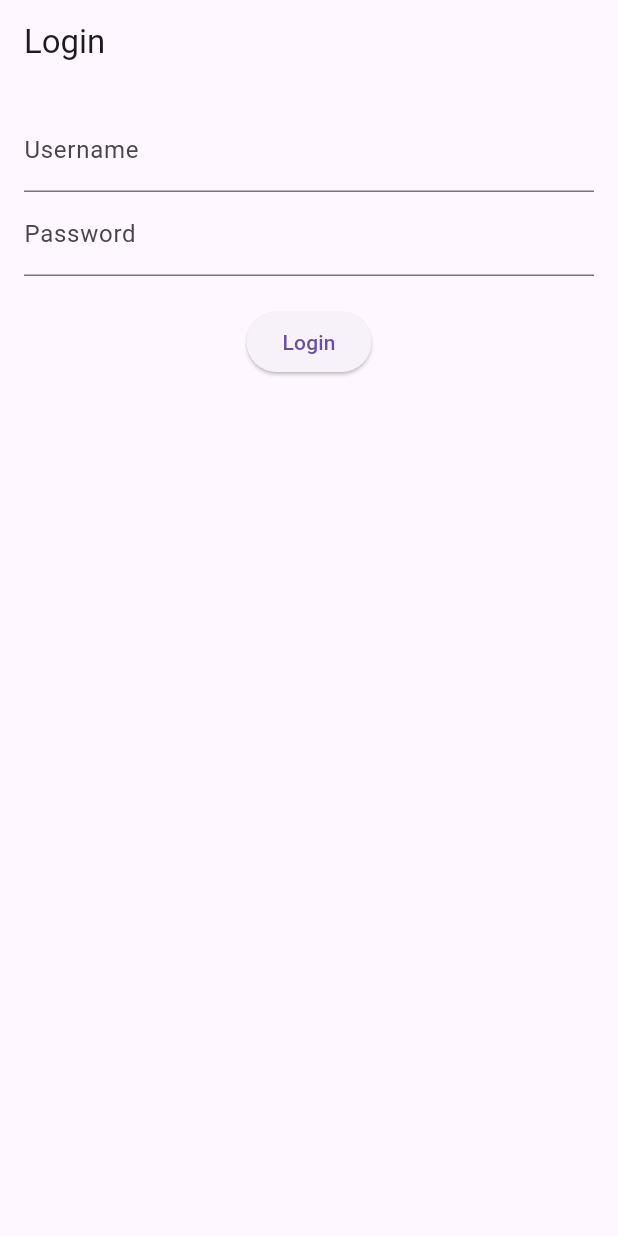
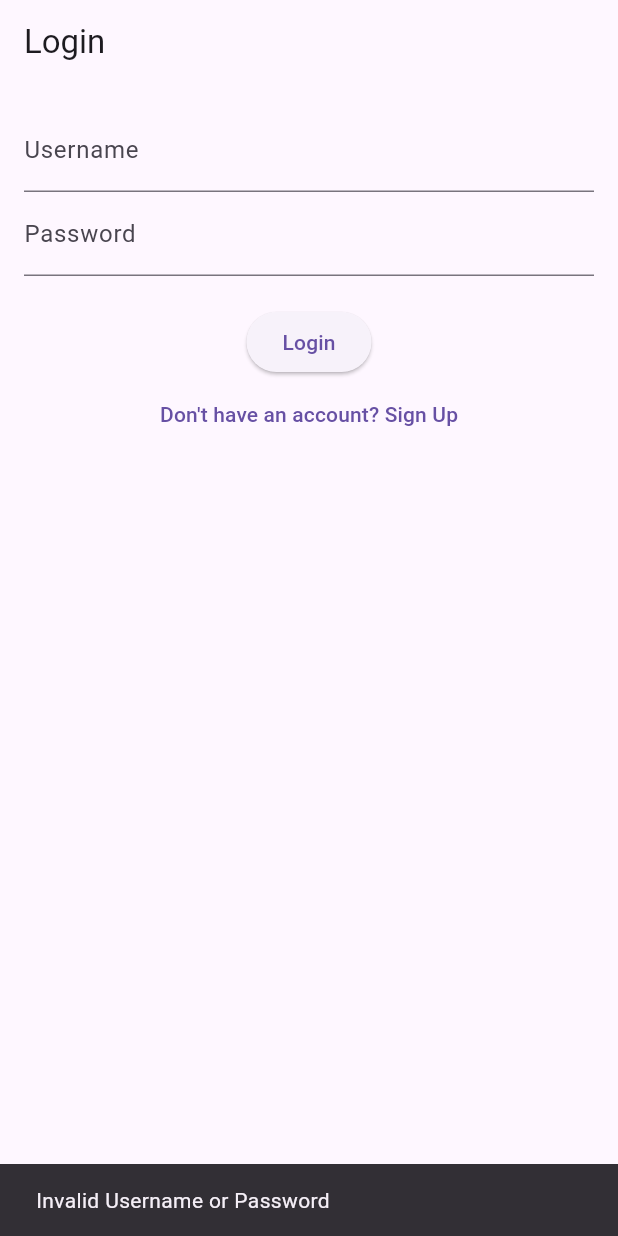
Before and after one commit to ligaya-milangela/tindahanap, a Flutter app: the screen it shows after launch, after a tap on "Login", on a phone screen of 412 x 824 dp. Run offline on Flutter 3.47's test engine with Material 3 defaults, Android fonts, the phone set to English and light mode, and no system bars; our stand-ins replace dio, flutter_map, latlong2, shared_preferences; network calls fail.

Commit message:
Front and Back connected, Map added, Homepage not yet done

```diff
--- a/front/lib/auth_service.dart
+++ b/front/lib/auth_service.dart
@@ -2,26 +2,43 @@ import 'package:dio/dio.dart';
 import 'package:shared_preferences/shared_preferences.dart';
 
 class AuthService {
-  final Dio _dio = Dio(BaseOptions(baseUrl: "http://127.0.0.1:8000/api"));
+  final Dio _dio = Dio(BaseOptions(baseUrl: "http://192.168.1.109:8000/api/"));
 
-  Future<bool> signup(String username, String password) async {
-    final response = await _dio.post('/signup/', data: {
+  Future<bool> signup(String username, String password, String email) async {
+    try {
+      final response = await _dio.post('signup/', data: {
+        "username": username,
+        "password": password,
+        "email" : email,
+      });
+
+      print("Signup Response: ${response.data}");
+
+      return response.statusCode == 201;
+    } catch (e) {
+      print("Signup Error: $e");
+      return false;
+    }
+  }
+
+  Future<bool> login(String username, String password) async {
+    try {
+      final response = await _dio.post('login/', data: {
         "username": username,
         "password": password,
       });
-    return response.statusCode == 201;
-  }
 
-  Future<bool> login(String username, String password) async {
-    final response = await _dio.post('/login/', data: {
-      "username": username,
-      "password": password,
-    });
+      print("Login Response: ${response.data}");
+
       if (response.statusCode == 200) {
         SharedPreferences prefs = await SharedPreferences.getInstance();
         await prefs.setString("token", response.data["access"]);
         return true;
       }
       return false;
+    } catch (e) {
+      print("Login Error: $e");
+      return false;
     }
   }
+}
--- a/front/lib/login_page.dart
+++ b/front/lib/login_page.dart
@@ -1,6 +1,33 @@
 import 'package:flutter/material.dart';
+import 'auth_service.dart';
+import 'homepage.dart'; // Import the new homepage
+import 'signup_page.dart';
 
-class LoginPage extends StatelessWidget {
+class LoginPage extends StatefulWidget {
+  @override
+  _LoginPageState createState() => _LoginPageState();
+}
+
+class _LoginPageState extends State<LoginPage> {
+  final _authService = AuthService();
+  final _usernameController = TextEditingController();
+  final _passwordController = TextEditingController();
+
+  void login() async {
+    bool success = await _authService.login(
+      _usernameController.text,
+      _passwordController.text,
+    );
+    if (success) {
+      Navigator.pushReplacement(
+        context,
+        MaterialPageRoute(builder: (_) => HomePage()), // Redirect to homepage
+      );
+    } else {
+      ScaffoldMessenger.of(context).showSnackBar(SnackBar(content: Text("Invalid Username or Password")));
+    }
+  }
+
   @override
   Widget build(BuildContext context) {
     return Scaffold(
@@ -9,10 +36,16 @@ class LoginPage extends StatelessWidget {
         padding: EdgeInsets.all(16.0),
         child: Column(
           children: [
-            TextField(decoration: InputDecoration(labelText: "Username")),
-            TextField(decoration: InputDecoration(labelText: "Password"), obscureText: true),
+            TextField(controller: _usernameController, decoration: InputDecoration(labelText: "Username")),
+            TextField(controller: _passwordController, decoration: InputDecoration(labelText: "Password"), obscureText: true),
             SizedBox(height: 20),
-            ElevatedButton(onPressed: () {}, child: Text("Login")),
+            ElevatedButton(onPressed: login, child: Text("Login")),
+            TextButton(
+              onPressed: () {
+                Navigator.push(context, MaterialPageRoute(builder: (context) => SignupPage()));
+              },
+              child: const Text("Don't have an account? Sign Up"),
+            ),
           ],
         ),
       ),
--- a/front/lib/main.dart
+++ b/front/lib/main.dart
@@ -1,17 +1,19 @@
 import 'package:flutter/material.dart';
-import 'login_page.dart';  // Import your LoginPage
+import 'login_page.dart';
+import 'homepage.dart';
 
 void main() {
-  runApp(MyApp());
+  runApp(TindahanapApp());
 }
 
-class MyApp extends StatelessWidget {
+class TindahanapApp extends StatelessWidget {
   @override
   Widget build(BuildContext context) {
     return MaterialApp(
       debugShowCheckedModeBanner: false,
       title: 'Tindahanap',
-      home: LoginPage(),  // Ensure LoginPage is the first screen
+      theme: ThemeData(primarySwatch: Colors.blue),
+      home: LoginPage(), // Start with the login page
     );
   }
 }
--- a/front/pubspec.yaml
+++ b/front/pubspec.yaml
@@ -32,13 +32,16 @@ dependencies:
     sdk: flutter
   dio: ^5.3.2
   shared_preferences: ^2.2.0
-  google_maps_flutter: ^2.5.0
+  # google_maps_flutter: ^2.5.0
+  flutter_map: ^8.1.0
+  latlong2: ^0.9.1
 
 
 
   # The following adds the Cupertino Icons font to your application.
   # Use with the CupertinoIcons class for iOS style icons.
   cupertino_icons: ^1.0.8
+
 
 dev_dependencies:
   flutter_test:
```
Also changed, not shown: front/lib/homepage.dart (added, +16 -0 lines), front/lib/signup_page.dart (added, +47 -0 lines), front/lib/store_map.dart (+15 -30 lines), front/pubspec.lock, 12 other files. Lines whose indentation alone changed are shown as unchanged.
